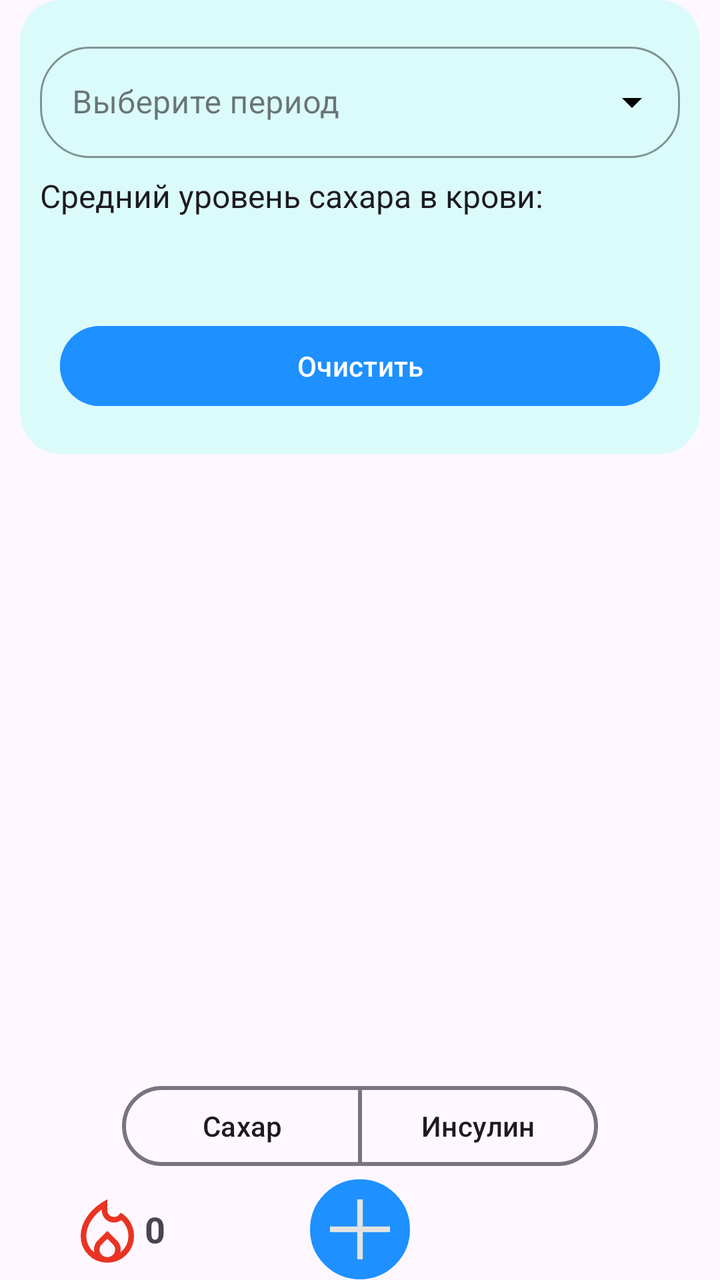
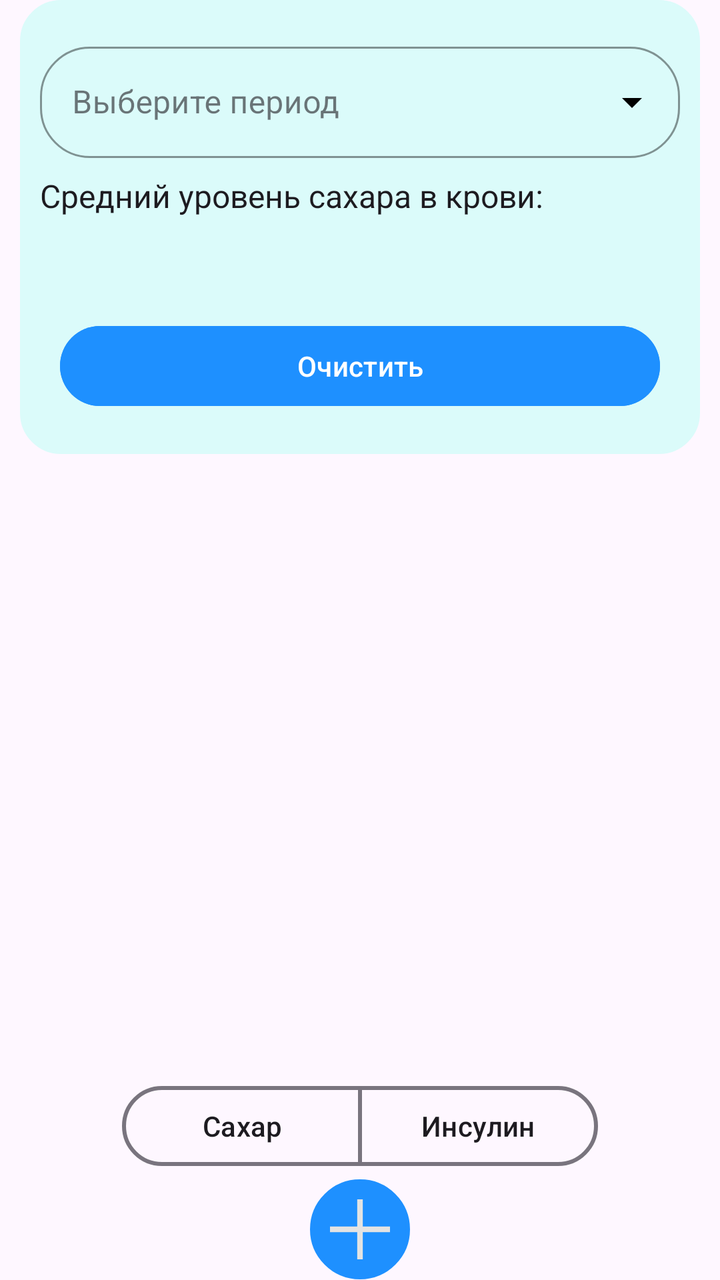

Before-and-after screenshots of an Android layout around one commit, followed by the original layout XML and the change that was made.
<!-- AndroidManifest.xml: application theme Theme.DiaHelp -->
<!-- res/layout/fragment_sugarnote.xml -->
<?xml version="1.0" encoding="utf-8"?>
<androidx.constraintlayout.widget.ConstraintLayout
    xmlns:android="http://schemas.android.com/apk/res/android"
    xmlns:app="http://schemas.android.com/apk/res-auto"
    xmlns:tools="http://schemas.android.com/tools"
    android:layout_width="match_parent"
    android:layout_height="match_parent">
    
    <LinearLayout
        android:id="@+id/resultBlock"
        android:layout_width="0dp"
        android:layout_height="wrap_content"
        android:layout_marginHorizontal="10dp"
        android:background="@drawable/shape_rounded_containers"
        android:backgroundTint="@color/color_avgBackground"
        android:orientation="vertical"
        android:padding="10dp"
        app:layout_constraintEnd_toEndOf="parent"
        app:layout_constraintStart_toStartOf="parent"
        app:layout_constraintTop_toTopOf="parent">

        <com.google.android.material.textfield.TextInputLayout
            android:id="@+id/periodDropdownLayout"
            style="@style/Widget.MaterialComponents.TextInputLayout.OutlinedBox.ExposedDropdownMenu"
            android:layout_width="match_parent"
            android:layout_height="wrap_content"
            android:layout_marginTop="8dp"
            app:boxCornerRadiusBottomEnd="25dp"
            app:boxCornerRadiusBottomStart="25dp"
            app:boxCornerRadiusTopEnd="25dp"
            app:boxCornerRadiusTopStart="25dp"
            app:boxStrokeColor="@color/color_TextInputLayout"
            app:hintTextColor="@color/color_TextInputLayout"
            app:startIconTint="@color/color_TextInputLayout"
            app:endIconTint="@color/color_TextInputLayout">

            <AutoCompleteTextView
                android:id="@+id/periodDropdown"
                android:layout_width="match_parent"
                android:layout_height="wrap_content"
                android:backgroundTint="@android:color/transparent"
                android:hint="Выберите период"
                android:inputType="none"
                android:textColor="@color/color_TextInputLayout"
                android:textColorHint="@color/color_TextInputLayout" />
        </com.google.android.material.textfield.TextInputLayout>

        <TextView
            android:id="@+id/textAvgLabel"
            android:layout_width="wrap_content"
            android:layout_height="wrap_content"
            android:layout_marginTop="8dp"
            android:text="Средний уровень сахара в крови:"
            android:textColor="?attr/colorOnBackground"
            android:textSize="16sp" />

        <TextView
            android:id="@+id/textAverage"
            android:layout_width="wrap_content"
            android:layout_height="wrap_content"
            android:layout_gravity="center"
            android:layout_marginTop="8dp"
            android:textColor="?attr/colorOnBackground"
            android:textSize="24sp"
            android:textStyle="bold" />

        <LinearLayout
            android:id="@+id/topButtons"
            android:layout_width="match_parent"
            android:layout_height="wrap_content"
            android:orientation="horizontal"
            app:layout_constraintTop_toTopOf="parent"
            app:layout_constraintStart_toStartOf="parent"
            app:layout_constraintEnd_toEndOf="parent"
            android:layout_margin="10dp">

            <com.google.android.material.button.MaterialButton
                android:id="@+id/btnClear"
                android:layout_width="0dp"
                android:layout_height="48dp"
                android:layout_weight="1"
                android:textColor="@color/color_text_button"
                android:backgroundTint="@color/color_button"
                android:text="Очистить" />
        </LinearLayout>
    </LinearLayout>

    <TextView
        android:id="@+id/tvNoData"
        android:layout_width="wrap_content"
        android:layout_height="wrap_content"
        android:text="Данных нет"
        android:visibility="gone"
        app:layout_constraintBottom_toTopOf="@+id/toggleGroup"
        app:layout_constraintEnd_toEndOf="parent"
        app:layout_constraintStart_toStartOf="parent"
        app:layout_constraintTop_toBottomOf="@+id/resultBlock"
        tools:ignore="MissingConstraints" />

    
    <androidx.recyclerview.widget.RecyclerView
        android:id="@+id/recyclerReadings"
        android:layout_width="match_parent"
        android:layout_height="290dp"
        android:layout_marginTop="10dp"
        android:layout_marginHorizontal="10dp"
        android:padding="8dp"
        app:layout_constraintEnd_toEndOf="parent"
        app:layout_constraintStart_toStartOf="parent"
        app:layout_constraintTop_toBottomOf="@+id/resultBlock" />

    
    <com.google.android.material.button.MaterialButtonToggleGroup
        android:id="@+id/toggleGroup"
        android:layout_width="wrap_content"
        android:layout_height="wrap_content"
        android:layout_marginTop="10dp"
        android:padding="2dp"
        app:checkedButton="@id/btnSugar"
        app:layout_constraintEnd_toEndOf="parent"
        app:layout_constraintStart_toStartOf="parent"
        app:layout_constraintTop_toBottomOf="@+id/recyclerReadings"
        app:selectionRequired="true"
        app:singleSelection="true">

        <com.google.android.material.button.MaterialButton
            android:id="@+id/btnSugar"
            style="?attr/materialButtonOutlinedStyle"
            android:layout_width="120dp"
            android:layout_height="48dp"
            android:backgroundTint="?attr/colorSurface"
            android:checkable="true"
            android:checked="true"
            android:text="Сахар"
            android:textColor="?attr/colorOnSurface"
            app:checkedIconTint="?attr/colorOnPrimary"
            app:rippleColor="?attr/colorPrimaryContainer"
            app:strokeColor="?attr/colorOutline"
            app:strokeWidth="2dp" />

        <com.google.android.material.button.MaterialButton
            android:id="@+id/btnFood"
            style="?attr/materialButtonOutlinedStyle"
            android:layout_width="120dp"
            android:layout_height="48dp"
            android:backgroundTint="?attr/colorSurface"
            android:checkable="true"
            android:text="Инсулин"
            android:textColor="?attr/colorOnSurface"
            app:rippleColor="?attr/colorPrimaryContainer"
            app:strokeColor="?attr/colorOutline"
            app:strokeWidth="2dp" />
    </com.google.android.material.button.MaterialButtonToggleGroup>


    
    <ImageButton
        android:id="@+id/btnAddData"
        android:layout_width="50dp"
        android:layout_height="50dp"
        android:background="@drawable/round_button"
        android:src="@drawable/ic_plus"
        android:scaleType="centerInside"
        app:layout_constraintBottom_toBottomOf="parent"
        app:layout_constraintEnd_toEndOf="parent"
        app:layout_constraintStart_toStartOf="parent"
        app:layout_constraintTop_toBottomOf="@+id/toggleGroup" />

    <TextView
        android:id="@+id/textStreak"
        android:layout_width="wrap_content"
        android:layout_height="wrap_content"
        android:text="0"
        android:textSize="18sp"
        android:textStyle="bold"
        app:layout_constraintBottom_toBottomOf="parent"
        app:layout_constraintEnd_toStartOf="@+id/btnAddData"
        app:layout_constraintStart_toStartOf="parent"
        app:layout_constraintTop_toBottomOf="@+id/toggleGroup" />

    <ImageView
        android:id="@+id/sugarStreak"
        android:layout_width="wrap_content"
        android:layout_height="wrap_content"
        android:layout_marginStart="35dp"
        android:src="@drawable/ic_sugar_streak_red"
        app:layout_constraintBottom_toBottomOf="parent"
        app:layout_constraintEnd_toStartOf="@+id/textStreak"
        app:layout_constraintStart_toStartOf="parent"
        app:layout_constraintTop_toBottomOf="@+id/toggleGroup" />


</androidx.constraintlayout.widget.ConstraintLayout>
<!-- resources referenced by this layout -->
<resources>
  <color name="color_TextInputLayout">#000000</color>
  <color name="color_avgBackground">#dbfbfa</color>
  <color name="color_button">#1E90FF</color>
  <color name="color_text_button">#FFFFFFFF</color>
  <!-- drawable ic_plus (drawable) -->
  <vector xmlns:android="http://schemas.android.com/apk/res/android"
      android:width="40dp"
      android:height="40dp"
      android:viewportWidth="960"
      android:viewportHeight="960">
    <path
        android:pathData="M446.67,840v-326.67L120,513.33v-66.66h326.67L446.67,120h66.66v326.67L840,446.67v66.66L513.33,513.33L513.33,840h-66.66Z"
        android:fillColor="#e3e3e3"/>
  </vector>
  <!-- drawable ic_sugar_streak_red (drawable) -->
  <vector xmlns:android="http://schemas.android.com/apk/res/android"
      android:width="40dp"
      android:height="40dp"
      android:viewportWidth="960"
      android:viewportHeight="960">
    <path
        android:pathData="M226.67,560q0,59.33 26,111.83t73,88.84q-3,-9.67 -4.34,-19.34Q320,731.67 320,722q0,-32 12,-60t35,-51l113,-111 113,111q23,23 35,51t12,60q0,9.67 -1.33,19.33 -1.34,9.67 -4.34,19.34 47,-36.34 73,-88.84t26,-111.83q0,-52.67 -21.5,-101.83 -21.5,-49.17 -61.83,-89.5 -20.67,14.33 -43.33,22.16 -22.67,7.84 -45.67,7.84 -61.33,0 -103.17,-41.34Q416,316 413.67,254v-13.33q-43.67,33 -78.34,71.5 -34.66,38.5 -58.83,79.66 -24.17,41.17 -37,84.17 -12.83,43 -12.83,84ZM480,593.33l-66.33,65.34q-13,13 -20,29t-7,34.33q0,38 27.16,64.67Q441,813.33 480,813.33t66.17,-26.66Q573.33,760 573.33,722q0,-18.67 -7,-34.5 -7,-15.83 -20,-28.83L480,593.33ZM480,120v132q0,34 23.5,57t57.5,23q18,0 33.5,-7.5T622,302l18,-22q74,42 117,117t43,163q0,134 -93,227T480,880q-134,0 -227,-93t-93,-227q0,-128.33 86.17,-246Q332.33,196.33 480,120Z"
        android:fillColor="#EA3323"/>
  </vector>
  <!-- drawable round_button (drawable) -->
  <?xml version="1.0" encoding="utf-8"?>
  <shape xmlns:android="http://schemas.android.com/apk/res/android"
      android:shape="oval">
      <solid android:color="@color/color_button" />
      <stroke
          android:width="2dp"
          android:color="@color/color_button" />
      <size
          android:width="70dp"
          android:height="70dp"/>
  </shape>
  <!-- drawable shape_rounded_containers (drawable) -->
  <?xml version="1.0" encoding="utf-8"?>
  <shape xmlns:android="http://schemas.android.com/apk/res/android">
      <stroke android:width="1dp" android:color="@color/color_shape_rounded_containers" />
      <corners android:radius="20dp"/>
  </shape>
  <style name="Theme.DiaHelp" parent="Base.Theme.DiaHelp" />
  <color name="color_shape_rounded_containers">#000000</color>
  <style name="Base.Theme.DiaHelp" parent="Theme.Material3.DayNight.NoActionBar">
          
          
          <item name="colorPrimary">@color/my_light_primary</item>
      </style>
  <color name="my_light_primary">#FFFFFFFF</color>
</resources>

<!-- the commit's change to res/layout/fragment_sugarnote.xml (unified diff, before → after) -->
@@ -166,28 +166,28 @@
         app:layout_constraintStart_toStartOf="parent"
         app:layout_constraintTop_toBottomOf="@+id/toggleGroup" />
 
-    <TextView
-        android:id="@+id/textStreak"
-        android:layout_width="wrap_content"
-        android:layout_height="wrap_content"
-        android:text="0"
-        android:textSize="18sp"
-        android:textStyle="bold"
-        app:layout_constraintBottom_toBottomOf="parent"
-        app:layout_constraintEnd_toStartOf="@+id/btnAddData"
-        app:layout_constraintStart_toStartOf="parent"
-        app:layout_constraintTop_toBottomOf="@+id/toggleGroup" />
 
-    <ImageView
-        android:id="@+id/sugarStreak"
-        android:layout_width="wrap_content"
-        android:layout_height="wrap_content"
-        android:layout_marginStart="35dp"
-        android:src="@drawable/ic_sugar_streak_red"
-        app:layout_constraintBottom_toBottomOf="parent"
-        app:layout_constraintEnd_toStartOf="@+id/textStreak"
-        app:layout_constraintStart_toStartOf="parent"
-        app:layout_constraintTop_toBottomOf="@+id/toggleGroup" />
+
+
+
+
+
+
+
+
+
+
+
+
+
+
+
+
+
+
+
+
+
 
 
 </androidx.constraintlayout.widget.ConstraintLayout>
<!-- resource entries referenced after the edit -->
@@ -13,16 +13,6 @@
     <path
         android:pathData="M446.67,840v-326.67L120,513.33v-66.66h326.67L446.67,120h66.66v326.67L840,446.67v66.66L513.33,513.33L513.33,840h-66.66Z"
         android:fillColor="#e3e3e3"/>
-  </vector>
-  <!-- drawable ic_sugar_streak_red (drawable) -->
-  <vector xmlns:android="http://schemas.android.com/apk/res/android"
-      android:width="40dp"
-      android:height="40dp"
-      android:viewportWidth="960"
-      android:viewportHeight="960">
-    <path
-        android:pathData="M226.67,560q0,59.33 26,111.83t73,88.84q-3,-9.67 -4.34,-19.34Q320,731.67 320,722q0,-32 12,-60t35,-51l113,-111 113,111q23,23 35,51t12,60q0,9.67 -1.33,19.33 -1.34,9.67 -4.34,19.34 47,-36.34 73,-88.84t26,-111.83q0,-52.67 -21.5,-101.83 -21.5,-49.17 -61.83,-89.5 -20.67,14.33 -43.33,22.16 -22.67,7.84 -45.67,7.84 -61.33,0 -103.17,-41.34Q416,316 413.67,254v-13.33q-43.67,33 -78.34,71.5 -34.66,38.5 -58.83,79.66 -24.17,41.17 -37,84.17 -12.83,43 -12.83,84ZM480,593.33l-66.33,65.34q-13,13 -20,29t-7,34.33q0,38 27.16,64.67Q441,813.33 480,813.33t66.17,-26.66Q573.33,760 573.33,722q0,-18.67 -7,-34.5 -7,-15.83 -20,-28.83L480,593.33ZM480,120v132q0,34 23.5,57t57.5,23q18,0 33.5,-7.5T622,302l18,-22q74,42 117,117t43,163q0,134 -93,227T480,880q-134,0 -227,-93t-93,-227q0,-128.33 86.17,-246Q332.33,196.33 480,120Z"
-        android:fillColor="#EA3323"/>
   </vector>
   <!-- drawable round_button (drawable) -->
   <?xml version="1.0" encoding="utf-8"?>
